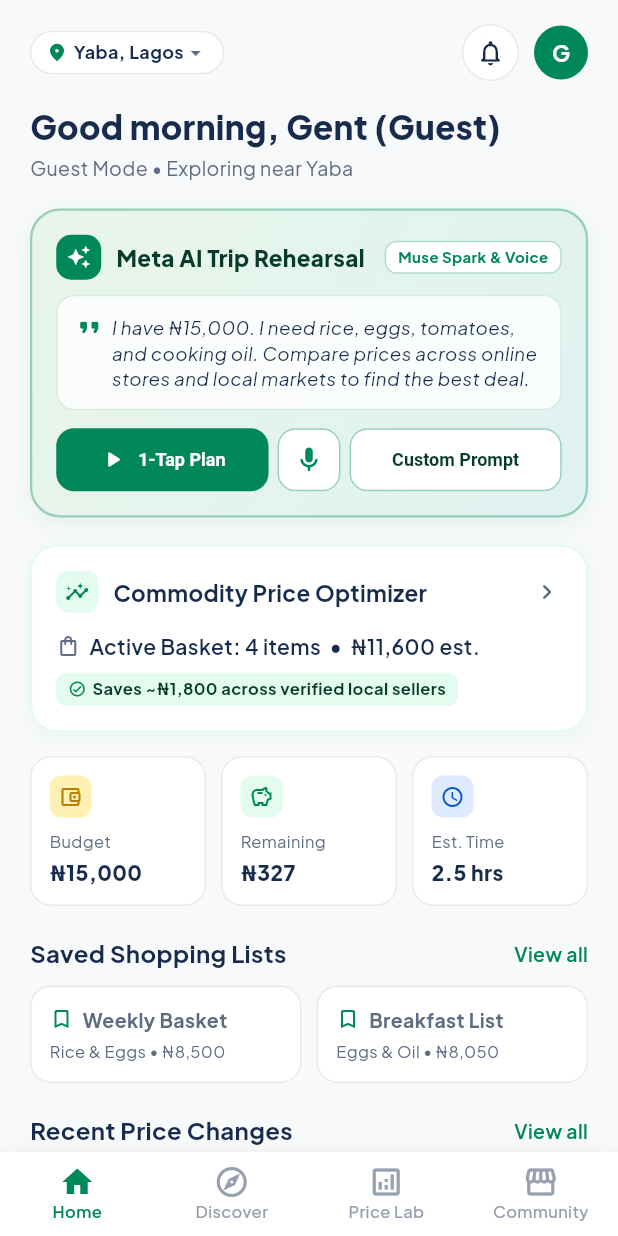
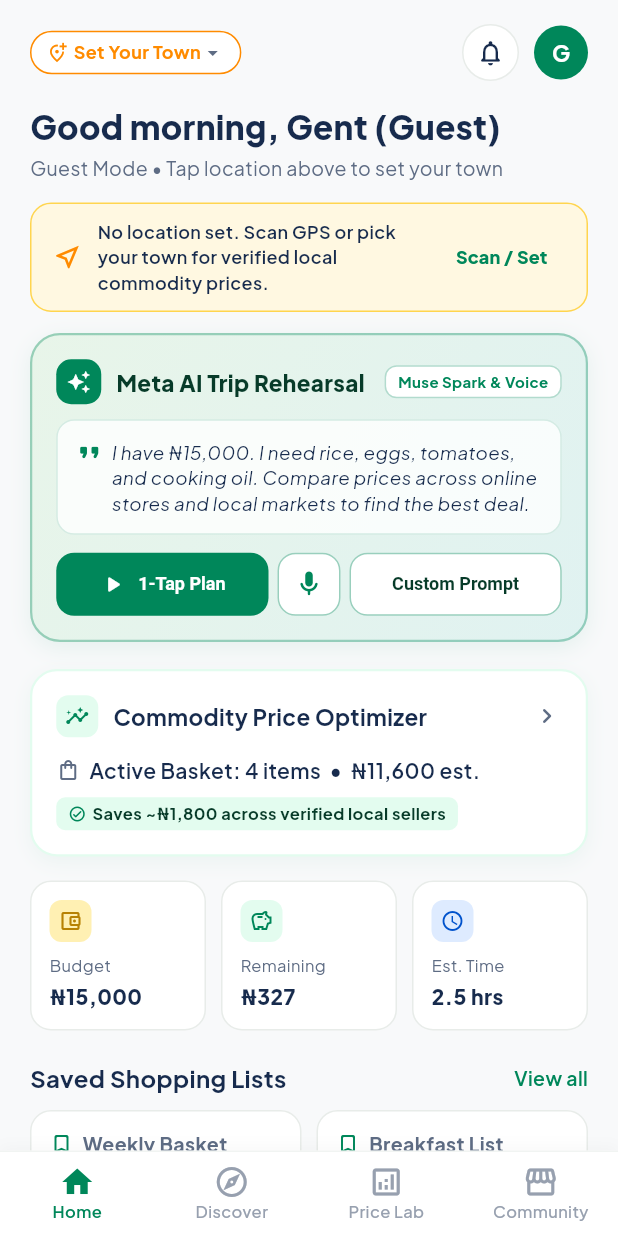
Before and after one commit to GentzofGod/SmartMove, a Flutter app: the screen it shows after launch, after a tap on "Get Started", after a tap on "Next", after a tap on "Skip", on a phone screen of 412 x 824 dp. Run offline on Flutter 3.47's test engine with Material 3 defaults, Android fonts, the phone set to English and light mode, and no system bars; our stand-ins replace flutter_riverpod, geolocator, go_router, google_fonts, shared_preferences, supabase_flutter; accounts and stored records are empty.

Commit message:
feat: compulsory location scan on first launch with fallback to nothing

```diff
--- a/lib/core/services/location_service.dart
+++ b/lib/core/services/location_service.dart
@@ -1,5 +1,7 @@
 import 'dart:convert';
+import 'dart:io' show Platform;
 import 'dart:math';
+import 'package:flutter/foundation.dart' show kIsWeb;
 import 'package:geolocator/geolocator.dart';
 import 'package:http/http.dart' as http;
 import 'package:shared_preferences/shared_preferences.dart';
@@ -12,6 +14,15 @@
   final String town;
   final bool isDeviceLocation;
 
+  static const GeoPoint none = GeoPoint(
+    latitude: 0.0,
+    longitude: 0.0,
+    label: 'Location Not Set',
+    city: '',
+    town: 'Location Not Set',
+    isDeviceLocation: false,
+  );
+
   const GeoPoint({
     required this.latitude,
     required this.longitude,
@@ -21,8 +32,15 @@
     this.isDeviceLocation = false,
   });
 
+  /// Whether a valid geographic location has been scanned or selected
+  bool get isSet =>
+      (latitude != 0.0 || longitude != 0.0) &&
+      label != 'Location Not Set' &&
+      town != 'Location Not Set';
+
   /// Returns the human-readable town/locality name (guaranteed never raw coordinates)
   String get displayTown {
+    if (!isSet) return 'Location Not Set';
     if (town.isNotEmpty && !_isRawCoordinateString(town)) {
       return town;
     }
@@ -42,6 +60,7 @@
 
   /// Clean display representation: e.g. "Dugbe, Ibadan", "Abeokuta, Ogun", or "Ikeja, Lagos"
   String get displayLocation {
+    if (!isSet) return 'Location Not Set';
     final t = displayTown;
     if (city.isNotEmpty &&
         city != 'Local Area' &&
@@ -69,19 +88,26 @@
       };
 
   factory GeoPoint.fromJson(Map<String, dynamic> json) {
-    final city = json['city'] as String? ?? 'Local Area';
+    final lat = (json['latitude'] as num?)?.toDouble() ?? 0.0;
+    final lon = (json['longitude'] as num?)?.toDouble() ?? 0.0;
+    final city = json['city'] as String? ?? '';
     final rawTown = json['town'] as String?;
-    final label = json['label'] as String? ?? 'Custom Location';
+    final label = json['label'] as String? ?? 'Location Not Set';
+
+    if (lat == 0.0 && lon == 0.0 && (city.isEmpty || label == 'Location Not Set')) {
+      return GeoPoint.none;
+    }
+
     final town = rawTown ??
         (label.isNotEmpty && !label.startsWith('(')
             ? label.split('(').first.replaceFirst('Live:', '').trim()
-            : city);
+            : (city.isNotEmpty ? city : 'Local Area'));
 
     return GeoPoint(
-      latitude: (json['latitude'] as num).toDouble(),
-      longitude: (json['longitude'] as num).toDouble(),
+      latitude: lat,
+      longitude: lon,
       label: label,
-      city: city,
+      city: city.isNotEmpty ? city : 'Local Area',
       town: town,
       isDeviceLocation: json['isDeviceLocation'] as bool? ?? false,
     );
@@ -806,6 +832,14 @@
     return null;
   }
 
+  /// Remove saved location from disk
+  static Future<void> clearPersistedLocation() async {
+    try {
+      final prefs = await SharedPreferences.getInstance();
+      await prefs.remove(_storageKey);
+    } catch (_) {}
+  }
+
   /// Resolve coordinates directly into a town name
   static Future<String> resolveTown(double latitude, double longitude) async {
     final point = await _resolveLiveGeoPoint(latitude: latitude, longitude: longitude);
@@ -820,6 +854,15 @@
   /// Obtain the live device GPS position via Geolocator or IP fallback,
   /// resolved to the user's actual town rather than raw coordinates.
   static Future<GeoPoint?> getCurrentDeviceLocation() async {
+    // Fast-path for automated test suites: avoid hardware GPS timeout
+    if (!kIsWeb) {
+      try {
+        if (Platform.environment.containsKey('FLUTTER_TEST')) {
+          return null;
+        }
+      } catch (_) {}
+    }
+
     // 1. Try Hardware GPS via Geolocator
     try {
       try {
@@ -844,12 +887,12 @@
           permission != LocationPermission.deniedForever) {
         Position? position;
 
-        // Try getting fresh position with 12s timeout
+        // Try getting fresh position with 4s timeout
         try {
           position = await Geolocator.getCurrentPosition(
             locationSettings: const LocationSettings(
               accuracy: LocationAccuracy.medium,
-              timeLimit: Duration(seconds: 12),
+              timeLimit: Duration(seconds: 4),
             ),
           );
         } catch (_) {
@@ -1254,6 +1297,10 @@
     required double lat2,
     required double lon2,
   }) {
+    if ((lat1 == 0.0 && lon1 == 0.0) || (lat2 == 0.0 && lon2 == 0.0)) {
+      return 0.0;
+    }
+
     const double earthRadiusKm = 6371.0;
 
     final dLat = _degToRad(lat2 - lat1);
--- a/lib/core/state/app_state.dart
+++ b/lib/core/state/app_state.dart
@@ -1,4 +1,5 @@
 import 'package:flutter_riverpod/flutter_riverpod.dart';
+import 'package:shared_preferences/shared_preferences.dart';
 import '../models/product.dart';
 import '../models/price_observation.dart';
 import '../models/errand.dart';
@@ -573,27 +574,61 @@
 
 // --- Location State ---
 class LocationNotifier extends Notifier<GeoPoint> {
+  static const String _firstScanDoneKey = 'smartmove_first_location_scan_attempted_v1';
+
   @override
   GeoPoint build() {
-    _restoreLocation();
-    return LocationService.defaultHub;
+    _initializeLocation();
+    return GeoPoint.none; // Compulsory scan or fall to nothing
   }
 
-  Future<void> _restoreLocation() async {
+  Future<void> _initializeLocation() async {
+    // 1. Check if user already has a saved/chosen location
     final persisted = await LocationService.restorePersistedLocation();
-    if (persisted != null) {
+    if (!ref.mounted) return;
+    if (persisted != null && persisted.isSet) {
       state = persisted;
+      return;
+    }
+
+    // 2. Perform compulsory location scan on first run
+    try {
+      final prefs = await SharedPreferences.getInstance();
+      if (!ref.mounted) return;
+      final alreadyScanned = prefs.getBool(_firstScanDoneKey) ?? false;
+
+      if (!alreadyScanned) {
+        await prefs.setBool(_firstScanDoneKey, true);
+        final scanned = await LocationService.getCurrentDeviceLocation();
+        if (!ref.mounted) return;
+        if (scanned != null && scanned.isSet) {
+          setLocation(scanned);
+          return;
+        }
+      }
+    } catch (_) {}
+
+    // 3. Fall to nothing (GeoPoint.none) when location scan is unavailable or rejected
+    if (ref.mounted) {
+      state = GeoPoint.none;
     }
   }
 
   void setLocation(GeoPoint newPoint) {
     state = newPoint;
-    LocationService.persistLocation(newPoint);
+    if (newPoint.isSet) {
+      LocationService.persistLocation(newPoint);
+    }
+  }
+
+  void clearLocation() {
+    state = GeoPoint.none;
+    LocationService.clearPersistedLocation();
   }
 
   Future<bool> detectDeviceLocation() async {
     final deviceLocation = await LocationService.getCurrentDeviceLocation();
-    if (deviceLocation != null) {
+    if (deviceLocation != null && deviceLocation.isSet) {
       setLocation(deviceLocation);
       return true;
     }
--- a/lib/features/discover/presentation/discover_screen.dart
+++ b/lib/features/discover/presentation/discover_screen.dart
@@ -366,7 +366,9 @@
                                 const Icon(Icons.near_me_outlined, size: 14, color: AppColors.primary),
                                 const SizedBox(width: 4),
                                 Text(
-                                  'Near ${currentLocation.displayTown} (≤ 5 km)',
+                                  currentLocation.isSet
+                                      ? 'Near ${currentLocation.displayTown} (≤ 5 km)'
+                                      : 'All Locations (Tap to set town)',
                                   style: const TextStyle(
                                     fontSize: 12,
                                     fontWeight: FontWeight.w600,
--- a/lib/features/home/presentation/home_screen.dart
+++ b/lib/features/home/presentation/home_screen.dart
@@ -41,31 +41,35 @@
                         color: Colors.white,
                         borderRadius: BorderRadius.circular(20),
                         border: Border.all(
-                          color: currentLocation.isDeviceLocation
-                              ? AppColors.primary
-                              : AppColors.cardBorder,
+                          color: currentLocation.isSet
+                              ? (currentLocation.isDeviceLocation
+                                  ? AppColors.primary
+                                  : AppColors.cardBorder)
+                              : AppColors.badgeWarningText,
                         ),
                       ),
                       child: Row(
                         mainAxisSize: MainAxisSize.min,
                         children: [
                           Icon(
-                            currentLocation.isDeviceLocation
-                                ? Icons.my_location_rounded
-                                : Icons.location_on_rounded,
+                            currentLocation.isSet
+                                ? (currentLocation.isDeviceLocation
+                                    ? Icons.my_location_rounded
+                                    : Icons.location_on_rounded)
+                                : Icons.add_location_alt_outlined,
                             size: 14,
-                            color: AppColors.primary,
+                            color: currentLocation.isSet ? AppColors.primary : AppColors.badgeWarningText,
                           ),
                           const SizedBox(width: 4),
                           ConstrainedBox(
                             constraints: const BoxConstraints(maxWidth: 175),
                             child: Text(
-                              currentLocation.displayLocation,
+                              currentLocation.isSet ? currentLocation.displayLocation : 'Set Your Town',
                               overflow: TextOverflow.ellipsis,
-                              style: const TextStyle(
+                              style: TextStyle(
                                 fontSize: 12,
                                 fontWeight: FontWeight.w700,
-                                color: AppColors.textPrimary,
+                                color: currentLocation.isSet ? AppColors.textPrimary : AppColors.badgeWarningText,
                               ),
                             ),
                           ),
@@ -132,8 +136,12 @@
                   const SizedBox(height: 3),
                   Text(
                     userSession.isGuest
-                        ? "Guest Mode • Exploring near ${currentLocation.displayTown}"
-                        : "Role: ${userSession.role} • ${currentLocation.displayLocation}",
+                        ? (currentLocation.isSet
+                            ? "Guest Mode • Exploring near ${currentLocation.displayTown}"
+                            : "Guest Mode • Tap location above to set your town")
+                        : (currentLocation.isSet
+                            ? "Role: ${userSession.role} • ${currentLocation.displayLocation}"
+                            : "Role: ${userSession.role} • Location Not Set"),
                     style: const TextStyle(
                       fontSize: 13,
                       color: AppColors.textSecondary,
@@ -141,7 +149,39 @@
                   ),
                 ],
               ),
-              const SizedBox(height: 18),
+              const SizedBox(height: 14),
+
+              if (!currentLocation.isSet) ...[
+                Container(
+                  margin: const EdgeInsets.only(bottom: 14),
+                  padding: const EdgeInsets.symmetric(horizontal: 14, vertical: 10),
+                  decoration: BoxDecoration(
+                    color: const Color(0xFFFFF8E1),
+                    borderRadius: BorderRadius.circular(14),
+                    border: Border.all(color: const Color(0xFFFFD54F)),
+                  ),
+                  child: Row(
+                    children: [
+                      const Icon(Icons.near_me_outlined, color: AppColors.badgeWarningText, size: 20),
+                      const SizedBox(width: 10),
+                      const Expanded(
+                        child: Text(
+                          'No location set. Scan GPS or pick your town for verified local commodity prices.',
+                          style: TextStyle(
+                            fontSize: 12,
+                            fontWeight: FontWeight.w600,
+                            color: AppColors.textPrimary,
+                          ),
+                        ),
+                      ),
+                      TextButton(
+                        onPressed: () => LocationPickerSheet.show(context),
+                        child: const Text('Scan / Set', style: TextStyle(fontWeight: FontWeight.w800, fontSize: 12)),
+                      ),
+                    ],
+                  ),
+                ),
+              ],
 
               // Meta AI Scenario Rehearsal Card (1-Tap Simulation)
               const MetaAiScenarioCard(),
--- a/lib/features/splash/presentation/splash_screen.dart
+++ b/lib/features/splash/presentation/splash_screen.dart
@@ -2,6 +2,7 @@
 import 'package:go_router/go_router.dart';
 import '../../../core/theme/app_colors.dart';
 import '../../../core/services/guide_service.dart';
+import '../../../core/services/location_service.dart';
 
 class SplashScreen extends StatefulWidget {
   const SplashScreen({super.key});
@@ -22,6 +23,17 @@
   Future<void> _checkInitialRoute() async {
     // Check if the user has already seen/dismissed the guide
     final hasSeenGuide = await GuideService.hasSeenGuide();
+
+    // Compulsory scan of location on first launch or fallback to nothing
+    try {
+      final persisted = await LocationService.restorePersistedLocation();
+      if (persisted == null || !persisted.isSet) {
+        final scanned = await LocationService.getCurrentDeviceLocation();
+        if (scanned != null && scanned.isSet) {
+          await LocationService.persistLocation(scanned);
+        }
+      }
+    } catch (_) {}
 
     if (!mounted) return;
 
```
Also changed, not shown: lib/features/discover/presentation/product_detail_sheet.dart (+5 -3 lines), 1 other file.
